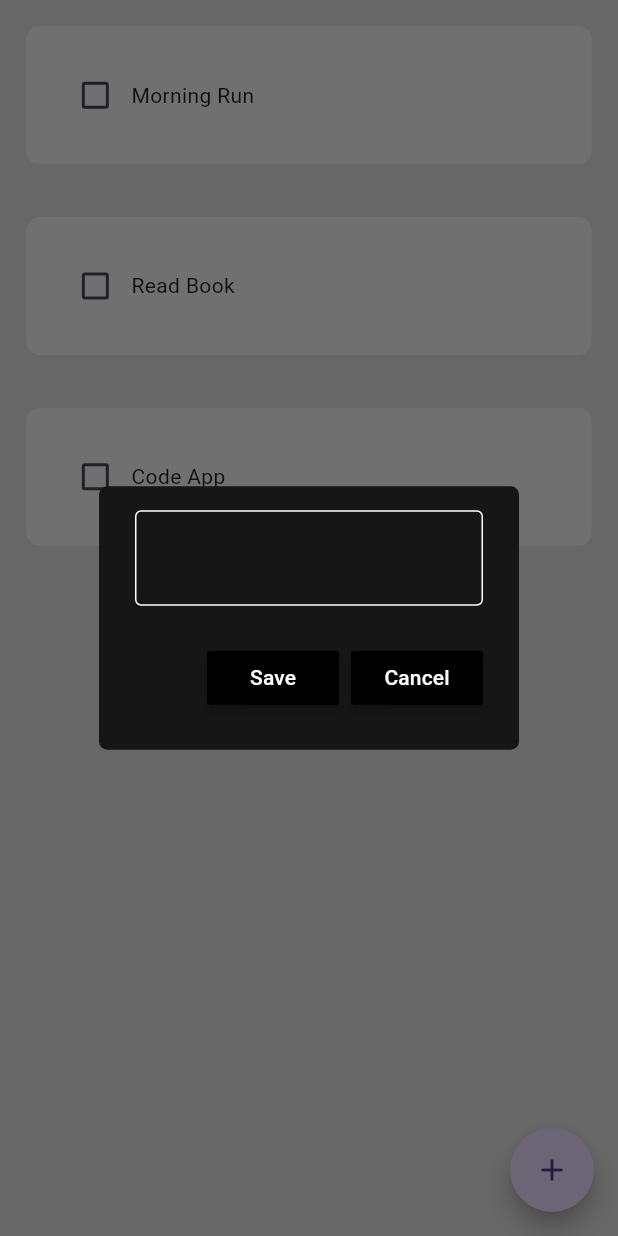
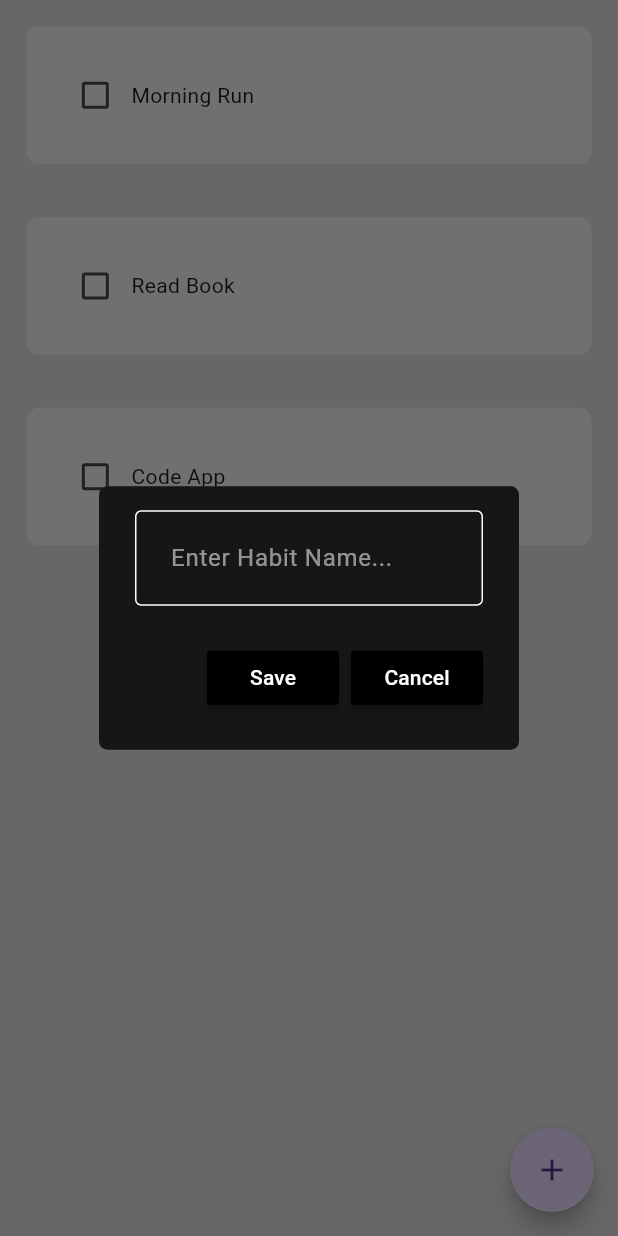
Before and after one commit to Junshen18/habit_tracker, a Flutter app: the screen it shows after launch, after a tap on the "add" icon, on a phone screen of 412 x 824 dp. Run offline on Flutter 3.47's test engine with Material 3 defaults, Android fonts, the phone set to English and light mode, and no system bars; drawn by our look-alikes of flutter_slidable.

Commit message:
Completed basic delete habit and modify habit functions

```diff
--- a/lib/components/habit_tile.dart
+++ b/lib/components/habit_tile.dart
@@ -1,16 +1,20 @@
 import 'package:flutter/material.dart';
+import 'package:flutter_slidable/flutter_slidable.dart';
 
 class HabitTile extends StatelessWidget {
   final String habitName;
   final bool habitCompleted;
   final Function(bool?)? onChanged;
-
+  final Function(BuildContext)? settingsTapped;
+  final Function(BuildContext)? deleteTapped;
 
   const HabitTile({
     super.key,
     required this.habitName,
     required this.habitCompleted,
     required this.onChanged,
+    required this.settingsTapped,
+    required this.deleteTapped,
   });
 
   @override
@@ -19,6 +23,27 @@ class HabitTile extends StatelessWidget {
     double fem = MediaQuery.of(context).size.width / baseWidth;
     return Padding(
       padding: EdgeInsets.all(16.0*fem),
+      child: Slidable(
+        endActionPane: ActionPane(
+          motion: const StretchMotion(),
+          extentRatio: 0.4,
+          children: [
+            //setting action
+            SlidableAction(
+              onPressed: settingsTapped,
+              backgroundColor: Colors.grey.shade800,
+              icon: Icons.settings,
+            ),
+
+            //delete action
+            SlidableAction(
+              borderRadius: BorderRadius.only(topRight: Radius.circular(8*fem), bottomRight: Radius.circular(8*fem)),
+              onPressed: deleteTapped,
+              backgroundColor: Colors.red.shade300,
+              icon: Icons.delete,
+            )
+          ],
+        ),
         child: Container(
           padding: EdgeInsets.all(20*fem),
           decoration: BoxDecoration(
@@ -32,6 +57,7 @@ class HabitTile extends StatelessWidget {
             ],
           ),
         ),
+      ),
     );
   }
 }
--- a/lib/components/new_habit_box.dart
+++ b/lib/components/my_alertbox.dart
@@ -1,11 +1,17 @@
 import 'package:flutter/material.dart';
 
-class EnterNewHabitBox extends StatelessWidget {
+class MyAlertBox extends StatelessWidget {
   final controller;
+  final String hintText;
   final VoidCallback onSave;
   final VoidCallback onCancel;
 
-  const EnterNewHabitBox({super.key, required this.controller, required this.onSave, required this.onCancel});
+  const MyAlertBox({
+    super.key,
+    required this.controller,
+    required this.hintText,
+    required this.onSave,
+    required this.onCancel});
 
   @override
   Widget build(BuildContext context) {
@@ -13,7 +19,7 @@ class EnterNewHabitBox extends StatelessWidget {
     double fem = MediaQuery.of(context).size.width / baseWidth;
     return AlertDialog(
       shape: RoundedRectangleBorder(borderRadius: BorderRadius.circular(5*fem)),
-      backgroundColor: Color.fromARGB(255, 22, 22, 22),
+      backgroundColor: const Color.fromARGB(255, 22, 22, 22),
       content: TextFormField(
         onTapOutside: (event){
           FocusScope.of(context).unfocus();
@@ -22,6 +28,8 @@ class EnterNewHabitBox extends StatelessWidget {
         style: const TextStyle(color: Colors.white),
         decoration:
         InputDecoration(
+          hintText: hintText,
+          hintStyle: const TextStyle(color: Colors.white54, fontWeight: FontWeight.w400),
           contentPadding: EdgeInsets.all(18*fem),
           border: InputBorder.none,
           enabledBorder: const OutlineInputBorder(
@@ -35,18 +43,20 @@ class EnterNewHabitBox extends StatelessWidget {
       actions: [
         MaterialButton(
           onPressed: onSave,
-          child: Text(
+          color: Colors.black,
+          child: const Text(
             "Save",
             style: TextStyle(color: Colors.white),
           ),
-          color: Colors.black,),
+          ),
           MaterialButton(
           onPressed: onCancel,
-          child: Text(
+          color: Colors.black,
+          child: const Text(
             "Cancel",
             style: TextStyle(color: Colors.white),
           ),
-          color: Colors.black,)
+          )
       ],
     );
   }
--- a/pubspec.yaml
+++ b/pubspec.yaml
@@ -35,6 +35,7 @@ dependencies:
   # The following adds the Cupertino Icons font to your application.
   # Use with the CupertinoIcons class for iOS style icons.
   cupertino_icons: ^1.0.2
+  flutter_slidable: ^3.0.1
 
 dev_dependencies:
   flutter_test:
```
Also changed, not shown: lib/pages/home_page.dart (+42 -5 lines), pubspec.lock. Lines whose indentation alone changed are shown as unchanged.
